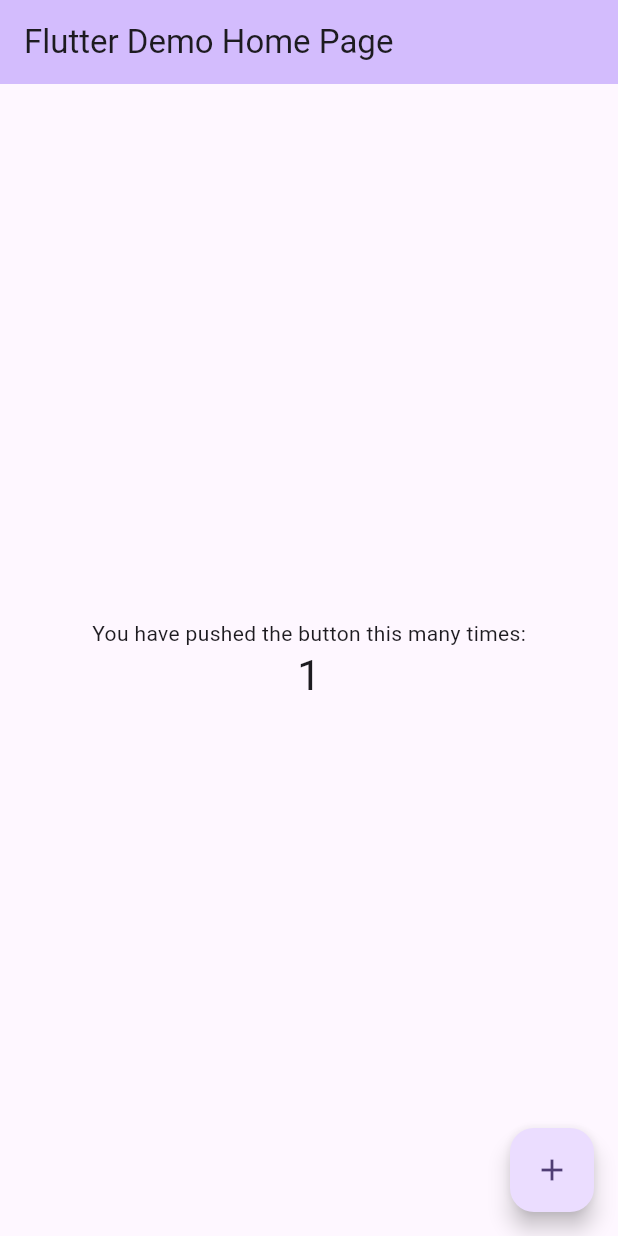
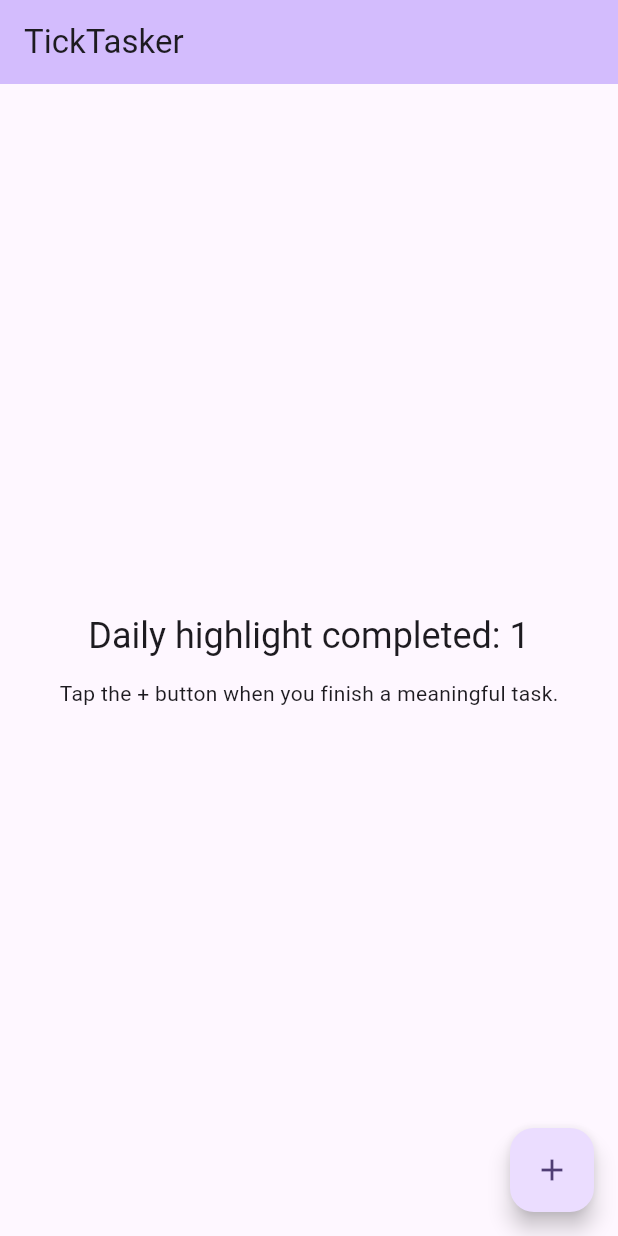
Before and after one commit to The7areth/TickTasker, a Flutter app: the screen it shows after launch, after a tap on the "add" icon, on a phone screen of 412 x 824 dp. Run offline on Flutter 3.47's test engine with Material 3 defaults, Android fonts, the phone set to English and light mode, and no system bars.

Commit message:
Refactor app bootstrap and root widget

```diff
--- /dev/null
+++ b/lib/bootstrap.dart
@@ -0,0 +1,13 @@
+import 'package:flutter/widgets.dart';
+
+/// Prepares the Flutter application for execution and returns the
+/// widget tree that should be mounted.
+///
+/// Keeping the function async lets us easily add initialization logic
+/// (e.g. reading from disk or Firebase) without touching `main.dart`
+/// again. For now it simply ensures that Flutter bindings are ready
+/// before returning the provided [root] widget.
+Future<Widget> bootstrap(Widget root) async {
+  WidgetsFlutterBinding.ensureInitialized();
+  return root;
+}
--- a/lib/main.dart
+++ b/lib/main.dart
@@ -1,122 +1,9 @@
 import 'package:flutter/material.dart';
 
-void main() {
-  runApp(const MyApp());
+import 'bootstrap.dart';
+import 'ui/app_root.dart';
+
+Future<void> main() async {
+  final app = await bootstrap(const AppRoot());
+  runApp(app);
 }
-
-class MyApp extends StatelessWidget {
-  const MyApp({super.key});
-
-  // This widget is the root of your application.
-  @override
-  Widget build(BuildContext context) {
-    return MaterialApp(
-      title: 'Flutter Demo',
-      theme: ThemeData(
-        // This is the theme of your application.
-        //
-        // TRY THIS: Try running your application with "flutter run". You'll see
-        // the application has a purple toolbar. Then, without quitting the app,
-        // try changing the seedColor in the colorScheme below to Colors.green
-        // and then invoke "hot reload" (save your changes or press the "hot
-        // reload" button in a Flutter-supported IDE, or press "r" if you used
-        // the command line to start the app).
-        //
-        // Notice that the counter didn't reset back to zero; the application
-        // state is not lost during the reload. To reset the state, use hot
-        // restart instead.
-        //
-        // This works for code too, not just values: Most code changes can be
-        // tested with just a hot reload.
-        colorScheme: ColorScheme.fromSeed(seedColor: Colors.deepPurple),
-      ),
-      home: const MyHomePage(title: 'Flutter Demo Home Page'),
-    );
-  }
-}
-
-class MyHomePage extends StatefulWidget {
-  const MyHomePage({super.key, required this.title});
-
-  // This widget is the home page of your application. It is stateful, meaning
-  // that it has a State object (defined below) that contains fields that affect
-  // how it looks.
-
-  // This class is the configuration for the state. It holds the values (in this
-  // case the title) provided by the parent (in this case the App widget) and
-  // used by the build method of the State. Fields in a Widget subclass are
-  // always marked "final".
-
-  final String title;
-
-  @override
-  State<MyHomePage> createState() => _MyHomePageState();
-}
-
-class _MyHomePageState extends State<MyHomePage> {
-  int _counter = 0;
-
-  void _incrementCounter() {
-    setState(() {
-      // This call to setState tells the Flutter framework that something has
-      // changed in this State, which causes it to rerun the build method below
-      // so that the display can reflect the updated values. If we changed
-      // _counter without calling setState(), then the build method would not be
-      // called again, and so nothing would appear to happen.
-      _counter++;
-    });
-  }
-
-  @override
-  Widget build(BuildContext context) {
-    // This method is rerun every time setState is called, for instance as done
-    // by the _incrementCounter method above.
-    //
-    // The Flutter framework has been optimized to make rerunning build methods
-    // fast, so that you can just rebuild anything that needs updating rather
-    // than having to individually change instances of widgets.
-    return Scaffold(
-      appBar: AppBar(
-        // TRY THIS: Try changing the color here to a specific color (to
-        // Colors.amber, perhaps?) and trigger a hot reload to see the AppBar
-        // change color while the other colors stay the same.
-        backgroundColor: Theme.of(context).colorScheme.inversePrimary,
-        // Here we take the value from the MyHomePage object that was created by
-        // the App.build method, and use it to set our appbar title.
-        title: Text(widget.title),
-      ),
-      body: Center(
-        // Center is a layout widget. It takes a single child and positions it
-        // in the middle of the parent.
-        child: Column(
-          // Column is also a layout widget. It takes a list of children and
-          // arranges them vertically. By default, it sizes itself to fit its
-          // children horizontally, and tries to be as tall as its parent.
-          //
-          // Column has various properties to control how it sizes itself and
-          // how it positions its children. Here we use mainAxisAlignment to
-          // center the children vertically; the main axis here is the vertical
-          // axis because Columns are vertical (the cross axis would be
-          // horizontal).
-          //
-          // TRY THIS: Invoke "debug painting" (choose the "Toggle Debug Paint"
-          // action in the IDE, or press "p" in the console), to see the
-          // wireframe for each widget.
-          mainAxisAlignment: MainAxisAlignment.center,
-          children: <Widget>[
-            const Text('You have pushed the button this many times:'),
-            Text(
-              '$_counter',
-              style: Theme.of(context).textTheme.headlineMedium,
-            ),
-          ],
-        ),
-      ),
-      floatingActionButton: FloatingActionButton(
-        onPressed: _incrementCounter,
-        tooltip: 'Increment',
-        child: const Icon(Icons.add),
-      ), // This trailing comma makes auto-formatting nicer for build methods.
-    );
-  }
-}
--- /dev/null
+++ b/lib/ui/app_root.dart
@@ -0,0 +1,65 @@
+import 'package:flutter/material.dart';
+
+class AppRoot extends StatelessWidget {
+  const AppRoot({super.key});
+
+  @override
+  Widget build(BuildContext context) {
+    return MaterialApp(
+      title: 'TickTasker',
+      theme: ThemeData(
+        colorScheme: ColorScheme.fromSeed(seedColor: Colors.deepPurple),
+        useMaterial3: true,
+      ),
+      home: const _HomePage(title: 'TickTasker'),
+    );
+  }
+}
+
+class _HomePage extends StatefulWidget {
+  const _HomePage({required this.title});
+
+  final String title;
+
+  @override
+  State<_HomePage> createState() => _HomePageState();
+}
+
+class _HomePageState extends State<_HomePage> {
+  int _counter = 0;
+
+  void _incrementCounter() {
+    setState(() {
+      _counter++;
+    });
+  }
+
+  @override
+  Widget build(BuildContext context) {
+    return Scaffold(
+      appBar: AppBar(
+        backgroundColor: Theme.of(context).colorScheme.inversePrimary,
+        title: Text(widget.title),
+      ),
+      body: Center(
+        child: Column(
+          mainAxisAlignment: MainAxisAlignment.center,
+          children: <Widget>[
+            Text(
+              'Daily highlight completed: $_counter',
+              style: Theme.of(context).textTheme.headlineSmall,
+              textAlign: TextAlign.center,
+            ),
+            const SizedBox(height: 12),
+            const Text('Tap the + button when you finish a meaningful task.'),
+          ],
+        ),
+      ),
+      floatingActionButton: FloatingActionButton(
+        onPressed: _incrementCounter,
+        tooltip: 'Increment',
+        child: const Icon(Icons.add),
+      ),
+    );
+  }
+}
```
